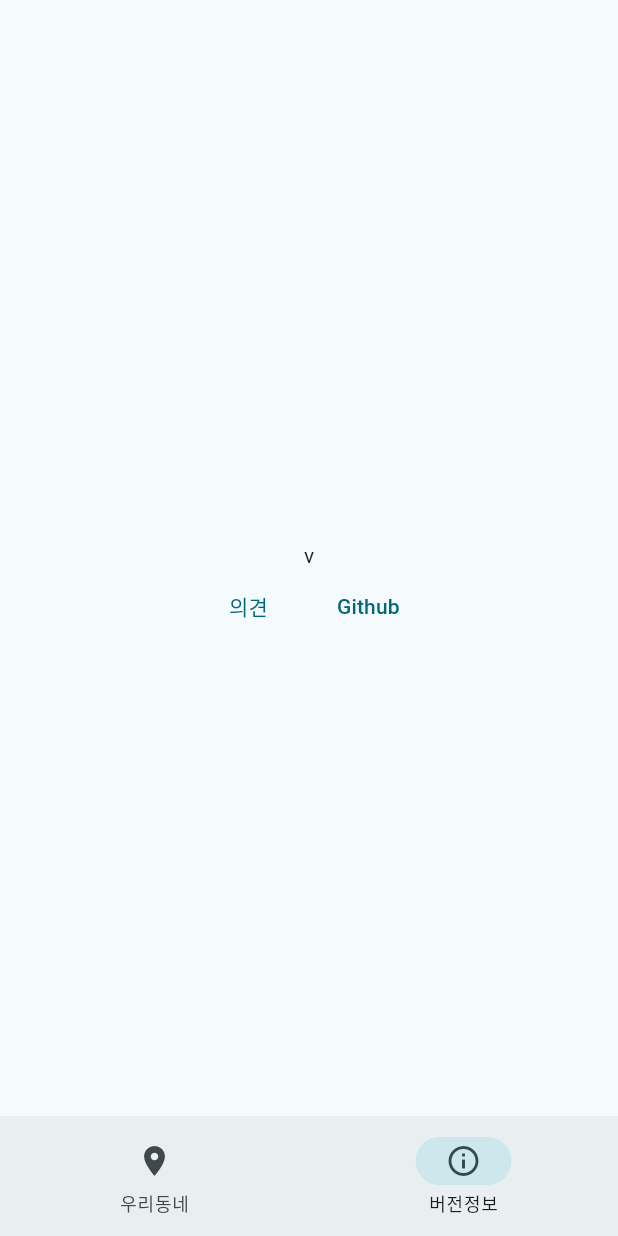
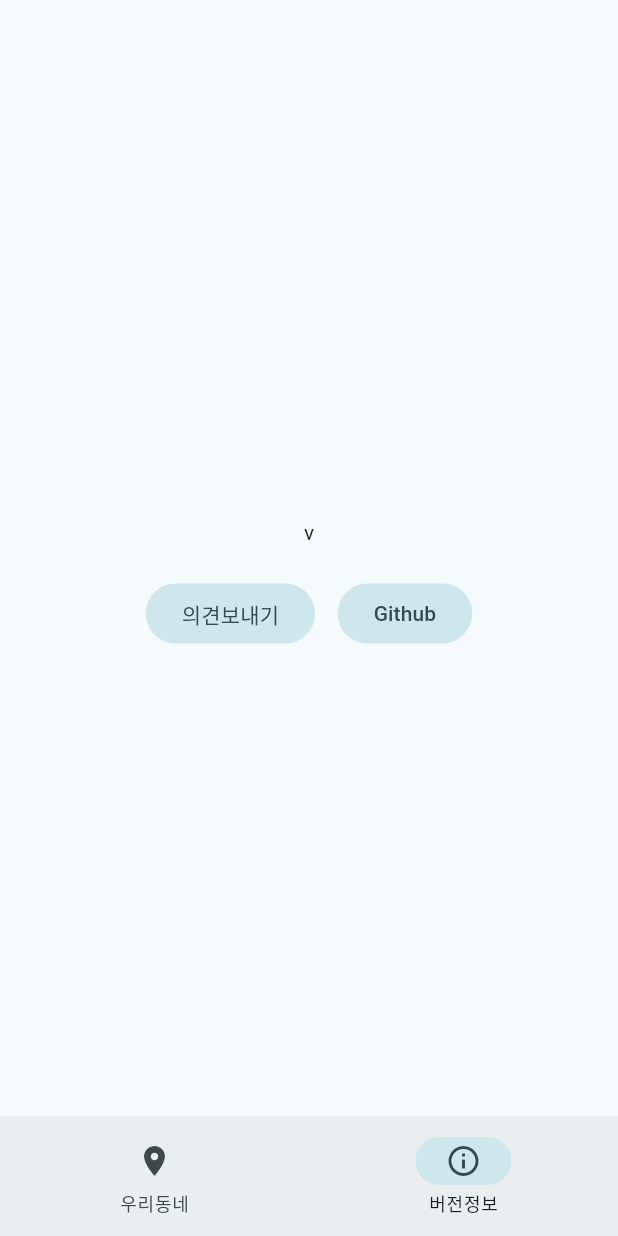
Before and after one commit to DEVZOOO/rain_alert, a Flutter app: the screen it shows after launch, item 2 of the bottom bar chosen, after a tap on "Github", on a phone screen of 412 x 824 dp. Run offline on Flutter 3.47's test engine with Material 3 defaults, Android fonts, the phone set to English and light mode, and no system bars; our stand-ins replace flutter_dotenv; statements that could not run were skipped.

Commit message:
refactor: 불필요한 theme color 설정 삭제, 버튼타입 변경

```diff
--- a/lib/src/screens/info.dart
+++ b/lib/src/screens/info.dart
@@ -34,19 +34,24 @@ class InfoPage extends StatelessWidget {
           env.name,
           style: theme.textTheme.titleMedium,
         ),
+
+        const SizedBox(width: 0, height: 10),
+
+        Text('v${env.version}'),
+
         const SizedBox(width: 0, height: 20),
-        Text('v${env.version}'),
+
         Row(
           mainAxisAlignment: MainAxisAlignment.center,
           children: [
-            TextButton(
+            FilledButton.tonal(
               onPressed: _sendEmailHandler,
-              child: Text('의견')
+              child: const Text('의견보내기')
             ),
             const SizedBox(width: 15, height: 0),
-            TextButton(
+            FilledButton.tonal(
               onPressed: _githubBtnClickHandler,
-              child: Text('Github')
+              child: const Text('Github')
             ),
           ],
         ),
--- a/lib/src/screens/town.dart
+++ b/lib/src/screens/town.dart
@@ -63,14 +63,15 @@ class _TownPageState extends State<TownPage>
 
   /// 날씨리스트 API 조회
   Future<List<WeatherViewModel>> _getWeatherList() async {
-      //*
+    // TEST 데이터
+    /*
     List<WeatherViewModel> list = await Future.delayed(const Duration(seconds: 5), () {
       return [
         WeatherViewModel(date: '20240109', time: '1000'),
       ];
     });
-      //*/
-      // List<WeatherViewModel> list = await _townController.getWeatherList(_townInfo);
+    */
+    List<WeatherViewModel> list = await _townController.getWeatherList(_townInfo);
     return list;
   }
 
@@ -104,10 +105,7 @@ class _TownPageState extends State<TownPage>
 
     // 최초 실행일때만 API call
     if (_weatherList.containsKey(code)) {
-      listWidget = Container(
-          color: theme.colorScheme.background,
-          child: WeatherInfoList(weatherInfoList: _weatherList[code]!)
-      );
+      listWidget = WeatherInfoList(weatherInfoList: _weatherList[code]!);
     } else {
       listWidget = FutureBuilder<List<WeatherViewModel>>(
         future: _getWeatherList(),
@@ -121,7 +119,7 @@ class _TownPageState extends State<TownPage>
             // 데이터 저장
             _weatherList[code] = snapshot.data!;
             result = Container(
-                color: theme.colorScheme.background,
+                // color: theme.colorScheme.background,
                 child: WeatherInfoList(weatherInfoList: snapshot.data!)
             );
           } else if (snapshot.hasError) {
--- a/lib/src/widgets/town_list.dart
+++ b/lib/src/widgets/town_list.dart
@@ -106,10 +106,6 @@ class TownList extends StatelessWidget {
           // 추가버튼
           TextButton(
             onPressed: _openModalHandler,
-            style: ButtonStyle(
-              backgroundColor: MaterialStateProperty.resolveWith((states) => theme.colorScheme.secondaryContainer),
-              textStyle: MaterialStateProperty.resolveWith((states) => TextStyle(color: theme.colorScheme.secondary)),
-            ),
             child: const Text('추가'),
           ),
         ],
```
Also changed, not shown: lib/src/widgets/town_name.dart (+3 -7 lines). Lines whose indentation alone changed are shown as unchanged.
